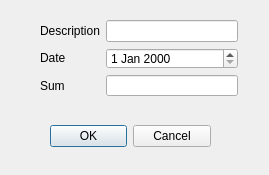
moriduri/MyFinances, file TransactionDialog.ui: the form before one commit.
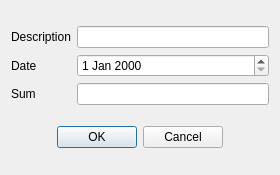
The form after the commit.

Commit message: - Added windows title; - Added QTableView columns stretching; - Added a vertical layout to the AddTransaction Dialog; - Fixed the main window size to display the header correctly;

Patch:
```diff
--- a/TransactionDialog.ui
+++ b/TransactionDialog.ui
@@ -6,38 +6,21 @@
    <rect>
     <x>0</x>
     <y>0</y>
-    <width>269</width>
+    <width>280</width>
     <height>175</height>
    </rect>
   </property>
+  <property name="sizePolicy">
+   <sizepolicy hsizetype="Expanding" vsizetype="Fixed">
+    <horstretch>0</horstretch>
+    <verstretch>0</verstretch>
+   </sizepolicy>
+  </property>
   <property name="windowTitle">
    <string>Dialog</string>
   </property>
-  <widget class="QDialogButtonBox" name="buttonBox">
-   <property name="geometry">
-    <rect>
-     <x>50</x>
-     <y>120</y>
-     <width>161</width>
-     <height>32</height>
-    </rect>
-   </property>
-   <property name="orientation">
-    <enum>Qt::Horizontal</enum>
-   </property>
-   <property name="standardButtons">
-    <set>QDialogButtonBox::Cancel|QDialogButtonBox::Ok</set>
-   </property>
-  </widget>
-  <widget class="QWidget" name="layoutWidget">
-   <property name="geometry">
-    <rect>
-     <x>40</x>
-     <y>20</y>
-     <width>198</width>
-     <height>76</height>
-    </rect>
-   </property>
+  <layout class="QVBoxLayout" name="verticalLayout_3">
+   <item>
    <layout class="QHBoxLayout" name="horizontalLayout">
     <item>
      <layout class="QVBoxLayout" name="verticalLayout">
@@ -84,7 +67,21 @@
      </layout>
     </item>
    </layout>
-  </widget>
+   </item>
+   <item>
+    <widget class="QDialogButtonBox" name="buttonBox">
+     <property name="orientation">
+      <enum>Qt::Horizontal</enum>
+     </property>
+     <property name="standardButtons">
+      <set>QDialogButtonBox::Cancel|QDialogButtonBox::Ok</set>
+     </property>
+     <property name="centerButtons">
+      <bool>true</bool>
+     </property>
+    </widget>
+   </item>
+  </layout>
  </widget>
  <resources/>
  <connections>
```
Lines whose indentation alone changed are shown as unchanged. The commit also changes 4 other files.
